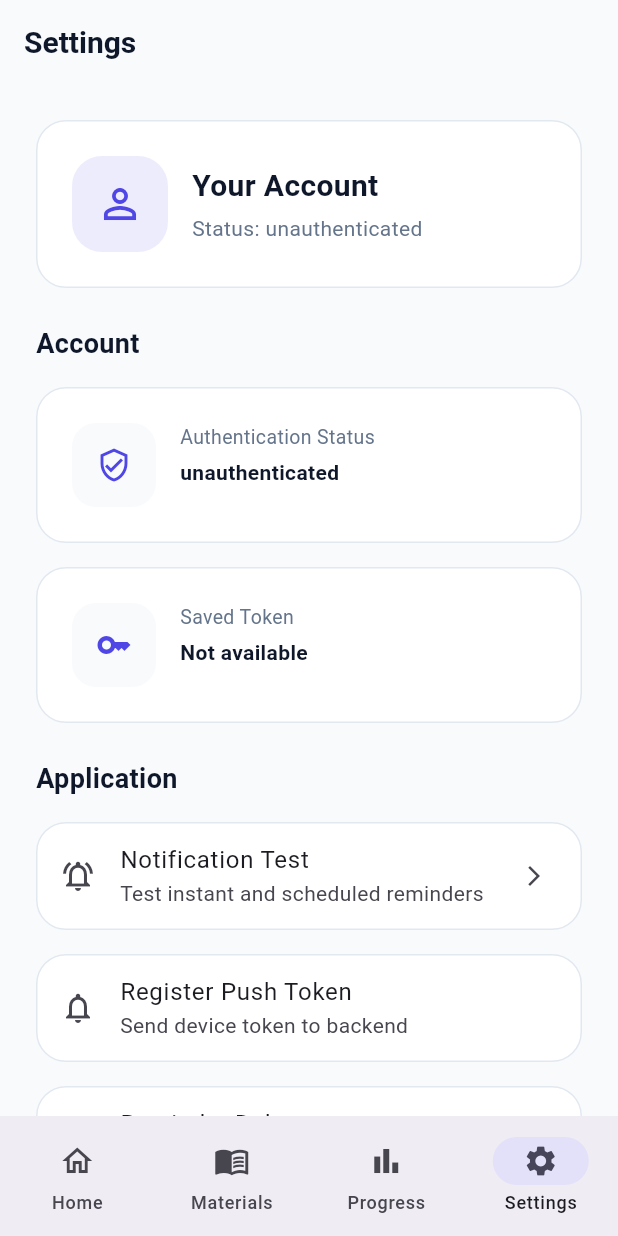
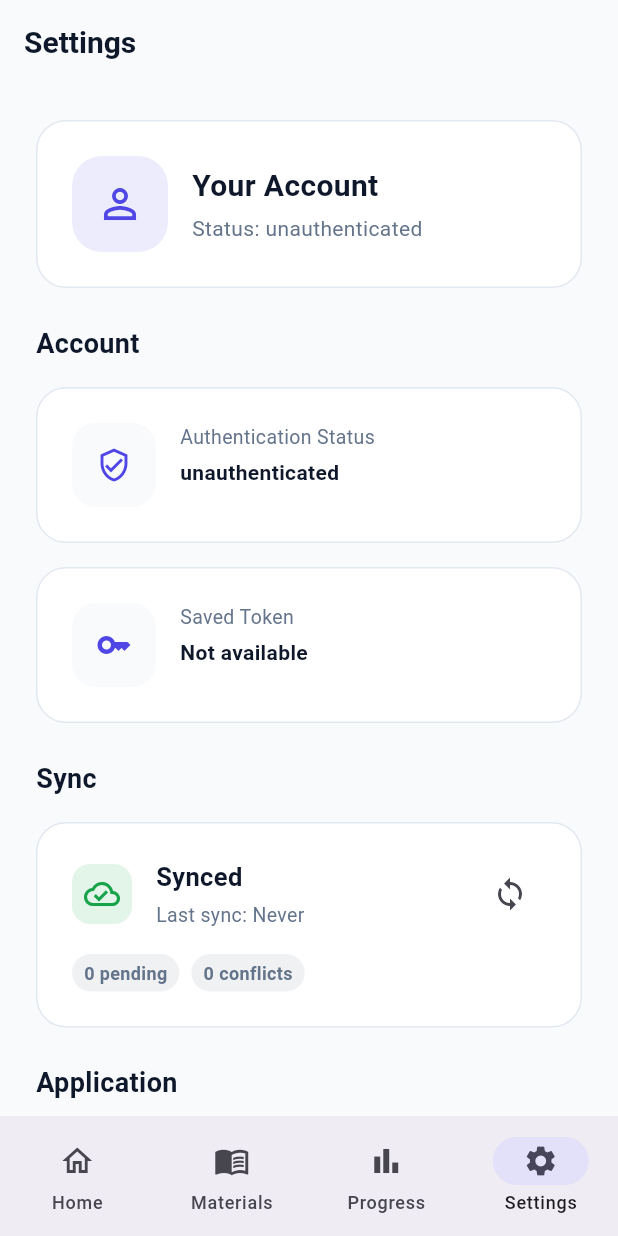
Before and after one commit to ethemserce/mentorax_mobile, a Flutter app: the SettingsPage screen opened by its route, on a phone screen of 412 x 824 dp. Run offline on Flutter 3.47's test engine with Material 3 defaults, Android fonts, the phone set to English and light mode, and no system bars; our stand-ins replace dio, drift, firebase_messaging, flutter_local_notifications, flutter_riverpod, flutter_secure_storage and 2 more; accounts and stored records are empty; generated files the repository leaves out were written again; network calls fail.

Commit message:
Add mobile sync status UI

```diff
--- /dev/null
+++ b/lib/core/sync/sync_status_model.dart
@@ -0,0 +1,23 @@
+class SyncStatusModel {
+  final DateTime? lastSyncAt;
+  final int pendingCount;
+  final int conflictCount;
+  final int retryScheduledCount;
+  final String? lastError;
+
+  const SyncStatusModel({
+    required this.lastSyncAt,
+    required this.pendingCount,
+    required this.conflictCount,
+    required this.retryScheduledCount,
+    required this.lastError,
+  });
+
+  bool get hasPending => pendingCount > 0;
+
+  bool get hasConflicts => conflictCount > 0;
+
+  bool get hasRetryScheduled => retryScheduledCount > 0;
+
+  bool get isSynced => !hasPending && !hasConflicts && !hasRetryScheduled;
+}
--- /dev/null
+++ b/lib/core/sync/widgets/sync_status_card.dart
@@ -0,0 +1,196 @@
+import 'package:flutter/material.dart';
+import 'package:mentorax/core/constants/app_colors.dart';
+import 'package:mentorax/core/constants/app_spacing.dart';
+import 'package:mentorax/core/sync/sync_status_model.dart';
+
+class SyncStatusCard extends StatelessWidget {
+  final SyncStatusModel status;
+  final bool compact;
+  final Future<void> Function()? onSyncNow;
+
+  const SyncStatusCard({
+    super.key,
+    required this.status,
+    this.compact = false,
+    this.onSyncNow,
+  });
+
+  @override
+  Widget build(BuildContext context) {
+    final presentation = _presentationFor(status);
+
+    return Card(
+      child: Padding(
+        padding: EdgeInsets.all(compact ? AppSpacing.md : AppSpacing.lg),
+        child: Column(
+          crossAxisAlignment: CrossAxisAlignment.start,
+          children: [
+            Row(
+              children: [
+                Container(
+                  padding: const EdgeInsets.all(AppSpacing.sm),
+                  decoration: BoxDecoration(
+                    color: presentation.color.withValues(alpha: 0.12),
+                    borderRadius: BorderRadius.circular(12),
+                  ),
+                  child: Icon(
+                    presentation.icon,
+                    color: presentation.color,
+                    size: compact ? 20 : 24,
+                  ),
+                ),
+                const SizedBox(width: AppSpacing.md),
+                Expanded(
+                  child: Column(
+                    crossAxisAlignment: CrossAxisAlignment.start,
+                    children: [
+                      Text(
+                        presentation.title,
+                        style: TextStyle(
+                          color: AppColors.textPrimary,
+                          fontSize: compact ? 15 : 17,
+                          fontWeight: FontWeight.w700,
+                        ),
+                      ),
+                      const SizedBox(height: AppSpacing.xs),
+                      Text(
+                        _lastSyncText(status.lastSyncAt),
+                        style: const TextStyle(
+                          color: AppColors.textSecondary,
+                          fontSize: 13,
+                        ),
+                      ),
+                    ],
+                  ),
+                ),
+                if (onSyncNow != null)
+                  IconButton(
+                    tooltip: 'Sync now',
+                    onPressed: () async => onSyncNow?.call(),
+                    icon: const Icon(Icons.sync),
+                  ),
+              ],
+            ),
+            if (!compact || !status.isSynced) ...[
+              const SizedBox(height: AppSpacing.md),
+              Wrap(
+                spacing: AppSpacing.sm,
+                runSpacing: AppSpacing.sm,
+                children: [
+                  _StatusPill(
+                    label: '${status.pendingCount} pending',
+                    color: status.hasPending
+                        ? AppColors.warning
+                        : AppColors.textSecondary,
+                  ),
+                  _StatusPill(
+                    label: '${status.conflictCount} conflicts',
+                    color: status.hasConflicts
+                        ? AppColors.danger
+                        : AppColors.textSecondary,
+                  ),
+                  if (status.hasRetryScheduled)
+                    _StatusPill(
+                      label: '${status.retryScheduledCount} retrying later',
+                      color: AppColors.warning,
+                    ),
+                ],
+              ),
+            ],
+            if (!compact && status.lastError != null) ...[
+              const SizedBox(height: AppSpacing.md),
+              Text(
+                status.lastError!,
+                maxLines: 2,
+                overflow: TextOverflow.ellipsis,
+                style: const TextStyle(
+                  color: AppColors.textSecondary,
+                  fontSize: 13,
+                ),
+              ),
+            ],
+          ],
+        ),
+      ),
+    );
+  }
+}
+
+class _StatusPill extends StatelessWidget {
+  final String label;
+  final Color color;
+
+  const _StatusPill({required this.label, required this.color});
+
+  @override
+  Widget build(BuildContext context) {
+    return Container(
+      padding: const EdgeInsets.symmetric(
+        horizontal: AppSpacing.sm,
+        vertical: AppSpacing.xs,
+      ),
+      decoration: BoxDecoration(
+        color: color.withValues(alpha: 0.10),
+        borderRadius: BorderRadius.circular(999),
+      ),
+      child: Text(
+        label,
+        style: TextStyle(
+          color: color,
+          fontSize: 12,
+          fontWeight: FontWeight.w600,
+        ),
+      ),
+    );
+  }
+}
+
+_SyncStatusPresentation _presentationFor(SyncStatusModel status) {
+  if (status.hasConflicts) {
+    return const _SyncStatusPresentation(
+      title: 'Sync needs review',
+      color: AppColors.danger,
+      icon: Icons.sync_problem,
+    );
+  }
+
+  if (status.hasPending || status.hasRetryScheduled) {
+    return const _SyncStatusPresentation(
+      title: 'Sync pending',
+      color: AppColors.warning,
+      icon: Icons.cloud_sync_outlined,
+    );
+  }
+
+  return const _SyncStatusPresentation(
+    title: 'Synced',
+    color: AppColors.success,
+    icon: Icons.cloud_done_outlined,
+  );
+}
+
+String _lastSyncText(DateTime? lastSyncAt) {
+  if (lastSyncAt == null) return 'Last sync: Never';
+
+  final local = lastSyncAt.toLocal();
+  final date = _twoDigits(local.day);
+  final month = _twoDigits(local.month);
+  final hour = _twoDigits(local.hour);
+  final minute = _twoDigits(local.minute);
+
+  return 'Last sync: $date.$month.${local.year} $hour:$minute';
+}
+
+String _twoDigits(int value) => value.toString().padLeft(2, '0');
+
+class _SyncStatusPresentation {
+  final String title;
+  final Color color;
+  final IconData icon;
+
+  const _SyncStatusPresentation({
+    required this.title,
+    required this.color,
+    required this.icon,
+  });
+}
--- a/lib/features/settings/presentation/pages/settings_page.dart
+++ b/lib/features/settings/presentation/pages/settings_page.dart
@@ -1,6 +1,9 @@
 import 'package:flutter/material.dart';
 import 'package:flutter_riverpod/flutter_riverpod.dart';
 import 'package:go_router/go_router.dart';
+import 'package:mentorax/core/state/app_refresh_controller.dart';
+import 'package:mentorax/core/sync/sync_providers.dart';
+import 'package:mentorax/core/sync/widgets/sync_status_card.dart';
 import 'package:mentorax/features/auth/presentation/providers/auth_providers.dart';
 import '../../../../core/config/app_config.dart';
 import '../../../../core/constants/app_colors.dart';
@@ -13,11 +16,17 @@ class SettingsPage extends ConsumerWidget {
   @override
   Widget build(BuildContext context, WidgetRef ref) {
     final authState = ref.watch(authControllerProvider);
+    final syncStatusAsync = ref.watch(syncStatusProvider);
+
+    Future<void> syncNow() async {
+      await ref.read(syncRepositoryProvider).synchronize();
+      ref.invalidate(syncStatusProvider);
+      ref.read(appRefreshControllerProvider).refreshStudyFlow();
+      await ref.read(syncStatusProvider.future);
+    }
 
     return Scaffold(
-      appBar: AppBar(
-        title: const Text('Settings'),
-      ),
+      appBar: AppBar(title: const Text('Settings')),
       body: ListView(
         padding: const EdgeInsets.all(AppSpacing.lg),
         children: [
@@ -89,6 +98,32 @@ class SettingsPage extends ConsumerWidget {
             value: authState.token != null && authState.token!.isNotEmpty
                 ? 'Available'
                 : 'Not available',
+          ),
+          const SizedBox(height: AppSpacing.lg),
+          const Text(
+            'Sync',
+            style: TextStyle(
+              fontSize: 18,
+              fontWeight: FontWeight.bold,
+              color: AppColors.textPrimary,
+            ),
+          ),
+          const SizedBox(height: AppSpacing.md),
+          syncStatusAsync.when(
+            data: (status) =>
+                SyncStatusCard(status: status, onSyncNow: syncNow),
+            loading: () => const Card(
+              child: Padding(
+                padding: EdgeInsets.all(AppSpacing.lg),
+                child: Center(child: CircularProgressIndicator()),
+              ),
+            ),
+            error: (error, _) => Card(
+              child: Padding(
+                padding: const EdgeInsets.all(AppSpacing.lg),
+                child: Text(error.toString()),
+              ),
+            ),
           ),
           const SizedBox(height: AppSpacing.lg),
           const Text(
```
Also changed, not shown: lib/core/sync/sync_providers.dart (+13 -0 lines), lib/core/sync/sync_status_repository.dart (added, +54 -0 lines), lib/features/dashboard/presentation/pages/dashboard_page.dart (+24 -0 lines), 1 other file. Lines whose indentation alone changed are shown as unchanged.
